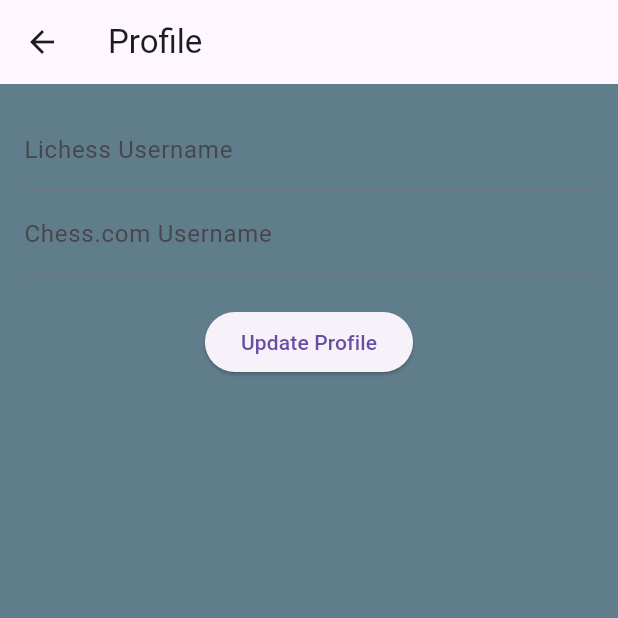
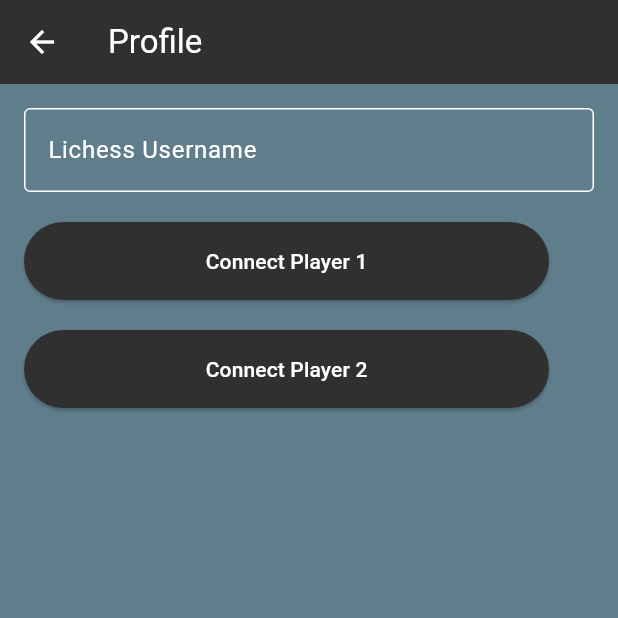
Before and after one commit to thomasdevine01/ChicoChessApp, a Flutter app: the screen it shows once a user with an empty profile is signed in, after a tap on the "person" icon, on a phone screen of 412 x 824 dp, the top half of it. Run offline on Flutter 3.47's test engine with Material 3 defaults, Android fonts, the phone set to English and light mode, and no system bars; our stand-ins replace cloud_firestore, firebase_auth, firebase_core, flutter_dotenv, shared_preferences; missing offline and left inert: flutter_chess_board; accounts and stored records are empty; network calls fail.

Commit message:
Final commit for project, added player account connection to lichess and prepared apk for grading.

```diff
--- a/lib/pages/auth/profile.dart
+++ b/lib/pages/auth/profile.dart
@@ -1,64 +1,71 @@
 import 'package:flutter/material.dart';
-import 'package:firebase_auth/firebase_auth.dart';
-import 'package:cloud_firestore/cloud_firestore.dart';
+import 'package:http/http.dart' as http;
+import 'dart:convert';
+import 'package:shared_preferences/shared_preferences.dart';
 
 class ProfileScreen extends StatefulWidget {
   const ProfileScreen({super.key});
 
   @override
-  // ignore: library_private_types_in_public_api
   _ProfileScreenState createState() => _ProfileScreenState();
 }
 
 class _ProfileScreenState extends State<ProfileScreen> {
-  final FirebaseAuth _auth = FirebaseAuth.instance;
-  final FirebaseFirestore _firestore = FirebaseFirestore.instance;
   final TextEditingController _lichessController = TextEditingController();
-  final TextEditingController _chessComController = TextEditingController();
-  User? user;
   String? _errorMessage;
+  Map<String, dynamic>? _playerData;
+  String _currentAction = ''; // Track the action (Player 1 or Player 2)
 
-  @override
-  void initState() {
-    super.initState();
-    user = _auth.currentUser;
-    _loadUserProfile();
-  }
+  Future<void> _fetchPlayerData(String username) async {
+    try {
+      final response = await http.get(Uri.parse('https://lichess.org/api/user/$username'));
+      if (response.statusCode == 200) {
+        setState(() {
+          _playerData = json.decode(response.body);
+          _errorMessage = null;
+        });
 
-  Future<void> _loadUserProfile() async {
-    if (user != null) {
-      DocumentSnapshot userProfile =
-          await _firestore.collection('user_data').doc(user!.email).get();
-      if (userProfile.exists) {
-        Map<String, dynamic> data = userProfile.data() as Map<String, dynamic>;
-        _lichessController.text = data['lichessUsername'] ?? '';
-        _chessComController.text = data['chessComUsername'] ?? '';
+        // Save username to SharedPreferences based on the action
+        SharedPreferences prefs = await SharedPreferences.getInstance();
+        if (_currentAction == 'Player1') {
+          await prefs.setString('player1Username', username);
+        } else if (_currentAction == 'Player2') {
+          await prefs.setString('player2Username', username);
+        }
+      } else {
+        throw Exception('Failed to load player data.');
       }
+    } catch (e) {
+      setState(() {
+        _errorMessage = e.toString();
+        _playerData = null;
+      });
     }
   }
 
-  Future<void> _updateUserProfile() async {
-    try {
-      await _firestore.collection('users').doc(user!.uid).set({
-        'lichess_username': _lichessController.text,
-        'chess_com_username': _chessComController.text,
-      }, SetOptions(merge: true));
-    } catch (e) {
-      setState(() {
-        _errorMessage = e.toString();
-      });
-    }
+  String _formatRating(int? rating) {
+    return rating != null ? rating.toString() : 'N/A';
+  }
+
+  void _handleConnectPlayer(String player) {
+    setState(() {
+      _currentAction = player;
+    });
+    _fetchPlayerData(_lichessController.text);
   }
 
   @override
   Widget build(BuildContext context) {
     return Scaffold(
       appBar: AppBar(
-        title: const Text('Profile'),
+        title: const Text('Profile', style: TextStyle(color: Colors.white)),
+        backgroundColor: Colors.grey[850],
+        iconTheme: const IconThemeData(color: Colors.white),
       ),
       body: Padding(
         padding: const EdgeInsets.all(16.0),
         child: Column(
+          crossAxisAlignment: CrossAxisAlignment.start,
           children: [
             if (_errorMessage != null)
               Text(
@@ -67,18 +74,59 @@ class _ProfileScreenState extends State<ProfileScreen> {
               ),
             TextField(
               controller: _lichessController,
-              decoration: const InputDecoration(labelText: 'Lichess Username'),
-            ),
-            TextField(
-              controller: _chessComController,
-              decoration:
-                  const InputDecoration(labelText: 'Chess.com Username'),
+              decoration: InputDecoration(
+                labelText: 'Lichess Username',
+                labelStyle: const TextStyle(color: Colors.white),
+                filled: true,
+                fillColor: Colors.transparent,
+                border: OutlineInputBorder(
+                  borderSide: BorderSide(color: Colors.white),
+                ),
+                focusedBorder: OutlineInputBorder(
+                  borderSide: BorderSide(color: Colors.white),
+                ),
+                enabledBorder: OutlineInputBorder(
+                  borderSide: BorderSide(color: Colors.white),
+                ),
+              ),
+              style: const TextStyle(color: Colors.white),
+              cursorColor: Colors.white,
+              onSubmitted: (username) => _handleConnectPlayer('Player1'),
             ),
             const SizedBox(height: 20),
-            ElevatedButton(
-              onPressed: _updateUserProfile,
-              child: const Text('Update Profile'),
+            SizedBox(
+              width: 350,
+              child: ElevatedButton(
+                onPressed: () => _handleConnectPlayer('Player1'),
+                child: const Text('Connect Player 1', style: TextStyle(color: Colors.white)),
+                style: ElevatedButton.styleFrom(
+                  backgroundColor: Colors.grey[850],
+                  padding: const EdgeInsets.symmetric(vertical: 16),
+                ),
+              ),
             ),
+            const SizedBox(height: 20),
+            SizedBox(
+              width: 350,
+              child: ElevatedButton(
+                onPressed: () => _handleConnectPlayer('Player2'),
+                child: const Text('Connect Player 2', style: TextStyle(color: Colors.white)),
+                style: ElevatedButton.styleFrom(
+                  backgroundColor: Colors.grey[850],
+                  padding: const EdgeInsets.symmetric(vertical: 16),
+                ),
+              ),
+            ),
+            const SizedBox(height: 20),
+            if (_playerData != null)
+              Column(
+                crossAxisAlignment: CrossAxisAlignment.start,
+                children: [
+                  Text('Rapid Rating: ${_formatRating(_playerData?['perfs']?['rapid']?['rating'])}', style: const TextStyle(color: Colors.white)),
+                  Text('Blitz Rating: ${_formatRating(_playerData?['perfs']?['blitz']?['rating'])}', style: const TextStyle(color: Colors.white)),
+                  Text('Bullet Rating: ${_formatRating(_playerData?['perfs']?['bullet']?['rating'])}', style: const TextStyle(color: Colors.white)), // Added Bullet Rating
+                ],
+              ),
           ],
         ),
       ),
--- a/lib/pages/multiplayer/multiplayer.dart
+++ b/lib/pages/multiplayer/multiplayer.dart
@@ -2,6 +2,8 @@ import 'package:flutter/material.dart';
 import 'package:shared_preferences/shared_preferences.dart';
 import 'package:flutter_chess_board/flutter_chess_board.dart';
 import 'dart:async'; // Import this for the Timer class
+import 'package:http/http.dart' as http; // Import http package
+import 'dart:convert'; // Import for json decoding
 import 'package:chico_chess_connect/pages/multiplayer/multiplayer_settings.dart';
 
 class MultiplayerChessBoardScreen extends StatefulWidget {
@@ -23,12 +25,17 @@ class _MultiplayerChessBoardScreenState extends State<MultiplayerChessBoardScree
   late Stopwatch blackTimer;
   late String whiteTimerString = "00:00";
   late String blackTimerString = "00:00";
+  String player1Username = 'Player 1'; // Default username
+  String player2Username = 'Player 2'; // Default username
+  String whitePlayerRating = 'Unknown'; // Default rating
+  String blackPlayerRating = 'Unknown'; // Default rating
 
   @override
   void initState() {
     super.initState();
     _loadSettings();
     _initializeTimers();
+    _loadPlayerData(); // Load Player 1's username and rating
   }
 
   _loadSettings() async {
@@ -36,6 +43,37 @@ class _MultiplayerChessBoardScreenState extends State<MultiplayerChessBoardScree
     setState(() {
       _boardColor = prefs.getString('boardColor') ?? 'green';
     });
+  }
+
+  _loadPlayerData() async {
+    SharedPreferences prefs = await SharedPreferences.getInstance();
+    setState(() {
+      player1Username = prefs.getString('player1Username') ?? 'Player 1';
+      _fetchPlayer1RapidRating(); // Fetch Player 1's Rapid rating from Lichess API
+    });
+  }
+
+  Future<void> _fetchPlayer1RapidRating() async {
+    try {
+      final response = await http.get(Uri.parse('https://lichess.org/api/user/$player1Username'));
+      if (response.statusCode == 200) {
+        final data = json.decode(response.body);
+        final rapidRating = data['perfs']['rapid']['rating'];
+        setState(() {
+          whitePlayerRating = rapidRating.toString();
+        });
+        // Save rating to SharedPreferences if needed
+        SharedPreferences prefs = await SharedPreferences.getInstance();
+        await prefs.setString('player1RapidRating', whitePlayerRating);
+      } else {
+        throw Exception('Failed to load player data.');
+      }
+    } catch (e) {
+      print('Error fetching player data: $e');
+      setState(() {
+        whitePlayerRating = 'Unknown'; // Set to 'Unknown' if there's an error
+      });
+    }
   }
 
   _updatePGN() async {
@@ -132,7 +170,7 @@ class _MultiplayerChessBoardScreenState extends State<MultiplayerChessBoardScree
             Row(
               mainAxisAlignment: MainAxisAlignment.spaceBetween,
               children: [
-                _buildPlayerInfo('Player 2', 1200, isTop: true),
+                _buildPlayerInfo('Player 2', blackPlayerRating, isTop: true),
                 Padding(
                   padding: const EdgeInsets.all(8.0),
                   child: Text(
@@ -162,7 +200,7 @@ class _MultiplayerChessBoardScreenState extends State<MultiplayerChessBoardScree
             Row(
               mainAxisAlignment: MainAxisAlignment.spaceBetween,
               children: [
-                _buildPlayerInfo('Player 1', 1200, isTop: false),
+                _buildPlayerInfo(player1Username, whitePlayerRating, isTop: false),
                 Padding(
                   padding: const EdgeInsets.all(8.0),
                   child: Text(
@@ -202,7 +240,7 @@ class _MultiplayerChessBoardScreenState extends State<MultiplayerChessBoardScree
     );
   }
 
-  Widget _buildPlayerInfo(String username, int rating, {required bool isTop}) {
+  Widget _buildPlayerInfo(String username, String rating, {required bool isTop}) {
     return Padding(
       padding: const EdgeInsets.all(8.0),
       child: Column(
--- a/pubspec.yaml
+++ b/pubspec.yaml
@@ -47,6 +47,8 @@ dependencies:
 dev_dependencies:
   flutter_test:
     sdk: flutter
+  http: ^1.2.2
+  url_launcher: ^6.3.0
 
 
   # The "flutter_lints" package below contains a set of recommended lints to
```
Also changed, not shown: lib/pages/local/local_chessboard.dart (+50 -3 lines), pubspec.lock, 4 other files.
